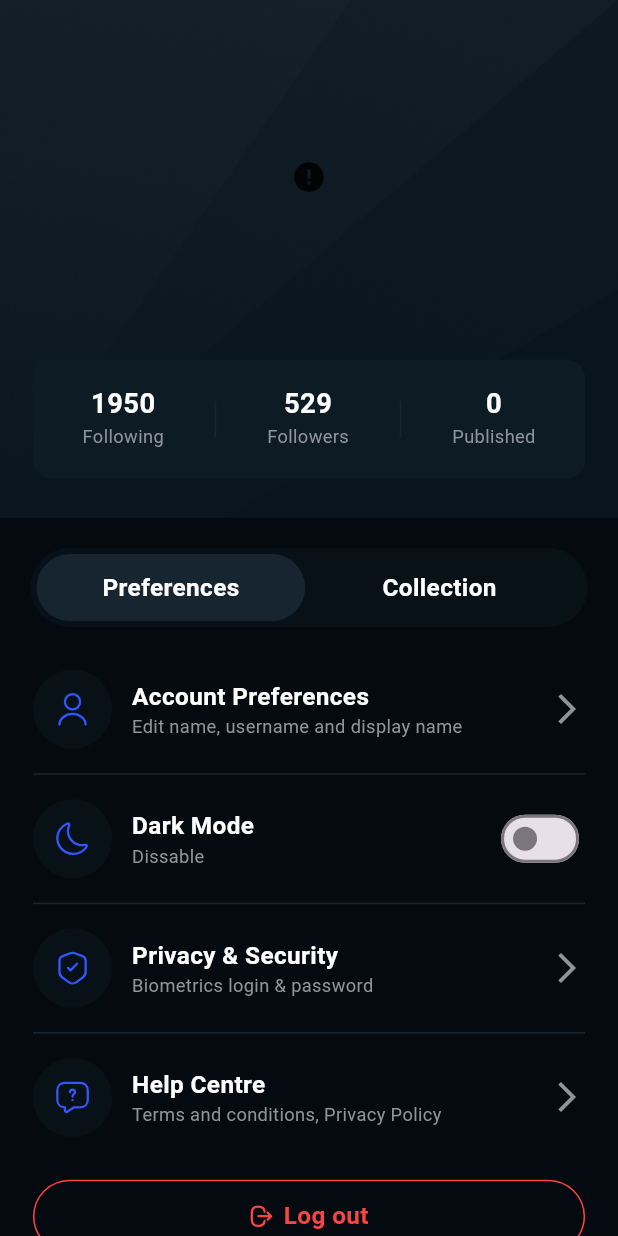
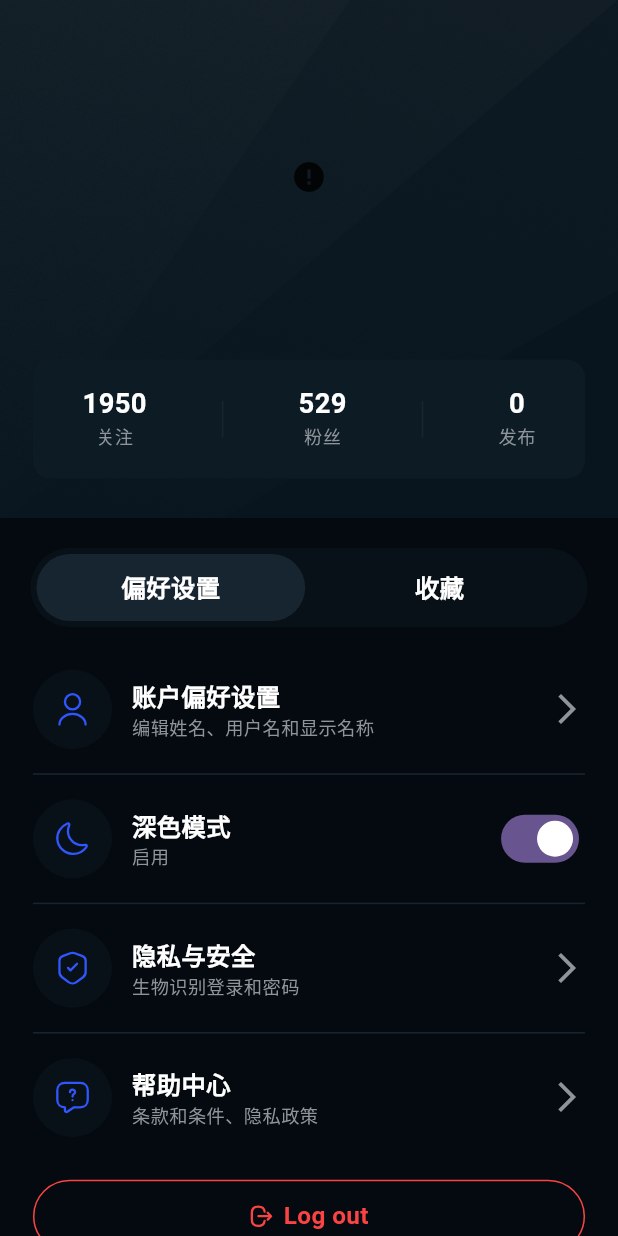
Before and after one commit to virtheart/flutter-news-app, a Flutter app: the ProfileView screen opened by its route, on a phone screen of 412 x 824 dp. Run offline on Flutter 3.47's test engine with Material 3 defaults, Android fonts, the phone set to English and light mode, and no system bars; drawn by our look-alikes of cached_network_image; our stand-ins replace dio, flutter_html, flutter_screenutil, flutter_svg, flutter_swiper_null_safety, get and 2 more; missing offline and left inert: tdesign_flutter; accounts and stored records are empty; network calls fail.

Commit message:
feat(发布模块): 新增发布模块并集成到根视图
新增发布模块，包括PublishBinding、PublishController和PublishView，并将其集成到根视图的底部导航栏中。同时，更新了部分文本为中文，并优化了根视图的导航逻辑。

```diff
--- a/lib/app/modules/home/views/home_view.dart
+++ b/lib/app/modules/home/views/home_view.dart
@@ -110,7 +110,7 @@ class HomeView extends GetView<HomeController> {
                                 ),
                                 Spacer(),
                                 Text(
-                                  'Search',
+                                  '搜索内容',
                                   style: TextStyle(
                                     color: Color(0xFF888888),
                                   ),
@@ -169,7 +169,7 @@ class HomeView extends GetView<HomeController> {
                       bottom: 16.h,
                     ),
                     child: Text(
-                      'Popular Category',
+                      '热门类别',
                       style: TextStyle(
                         color: const Color(0xFFFFFFFF),
                         fontSize: 18.sp,
@@ -191,7 +191,7 @@ class HomeView extends GetView<HomeController> {
                       mainAxisAlignment: MainAxisAlignment.spaceBetween,
                       children: [
                         Text(
-                          'Recommendation',
+                          '推荐内容',
                           style: TextStyle(
                             color: const Color(0xFFFFFFFF),
                             fontSize: 18.sp,
--- a/lib/app/modules/notification/views/notification_view.dart
+++ b/lib/app/modules/notification/views/notification_view.dart
@@ -22,7 +22,7 @@ class NotificationView extends GetView<NotificationController> {
               mainAxisAlignment: MainAxisAlignment.spaceBetween,
               children: [
                 Text(
-                  'Notification',
+                  '通知中心',
                   style: TextStyle(
                     fontSize: 24.sp,
                     fontWeight: FontWeight.bold,
--- a/lib/app/modules/profile/controllers/profile_controller.dart
+++ b/lib/app/modules/profile/controllers/profile_controller.dart
@@ -5,7 +5,7 @@ class ProfileController extends GetxController {
   // 当前选中的索引
   var currentIndex = 0.obs;
   // 主题切换
-  var isDarkMode = false.obs;
+  var isDarkMode = true.obs;
 
   @override
   void onInit() {
--- a/lib/app/modules/profile/views/profile_view.dart
+++ b/lib/app/modules/profile/views/profile_view.dart
@@ -6,6 +6,7 @@ import 'package:get/get.dart';
 import 'package:news/app/controllers/global_controller.dart';
 import 'package:news/components/custom_image.dart';
 import 'package:news/components/preferences_item.dart';
+import 'package:tdesign_flutter/tdesign_flutter.dart';
 
 import '../controllers/profile_controller.dart';
 
@@ -41,7 +42,8 @@ class ProfileView extends GetView<ProfileController> {
                             ClipRRect(
                               borderRadius: BorderRadius.circular(60),
                               child: CustomImage(
-                                url: global.userInfo.value.appUser?.avatar ?? '',
+                                url:
+                                    global.userInfo.value.appUser?.avatar ?? '',
                                 width: 80.r,
                                 height: 80.r,
                                 fit: BoxFit.cover,
@@ -102,7 +104,7 @@ class ProfileView extends GetView<ProfileController> {
                                   ),
                                 ),
                                 Text(
-                                  'Following',
+                                  '关注',
                                   style: TextStyle(
                                     fontSize: 12.sp,
                                     fontWeight: FontWeight.normal,
@@ -127,7 +129,7 @@ class ProfileView extends GetView<ProfileController> {
                                   ),
                                 ),
                                 Text(
-                                  'Followers',
+                                  '粉丝',
                                   style: TextStyle(
                                     fontSize: 12.sp,
                                     fontWeight: FontWeight.normal,
@@ -152,7 +154,7 @@ class ProfileView extends GetView<ProfileController> {
                                   ),
                                 ),
                                 Text(
-                                  'Published',
+                                  '发布',
                                   style: TextStyle(
                                     fontSize: 12.sp,
                                     fontWeight: FontWeight.normal,
@@ -200,7 +202,7 @@ class ProfileView extends GetView<ProfileController> {
                               height: 44.h,
                               width: 163.w,
                               child: Text(
-                                'Preferences',
+                                '偏好设置',
                                 style: TextStyle(
                                   fontSize: 16.sp,
                                   fontWeight: FontWeight.bold,
@@ -226,7 +228,7 @@ class ProfileView extends GetView<ProfileController> {
                               height: 44.h,
                               width: 163.w,
                               child: Text(
-                                'Collection',
+                                '收藏',
                                 style: TextStyle(
                                   fontSize: 16.sp,
                                   fontWeight: FontWeight.bold,
@@ -255,8 +257,8 @@ class ProfileView extends GetView<ProfileController> {
                             height: 8.h,
                           ),
                           PreferencesItem(
-                            title: 'Account Preferences',
-                            subTitle: 'Edit name, username and display name',
+                            title: '账户偏好设置',
+                            subTitle: '编辑姓名、用户名和显示名称',
                             icon: 'assets/svgs/user.svg',
                             onTap: () {},
                           ),
@@ -264,11 +266,13 @@ class ProfileView extends GetView<ProfileController> {
                             height: 1.h,
                             width: double.infinity,
                             color: const Color(0xFF172530),
-                            margin: EdgeInsets.symmetric(vertical: 16.h,),
+                            margin: EdgeInsets.symmetric(
+                              vertical: 16.h,
+                            ),
                           ),
                           PreferencesItem(
-                            title: 'Dark Mode',
-                            subTitle: 'Dissable',
+                            title: '深色模式',
+                            subTitle: controller.isDarkMode.value ? '启用' : '禁用',
                             icon: 'assets/svgs/moon.svg',
                             trailing: Switch(
                               value: controller.isDarkMode.value,
@@ -281,11 +285,13 @@ class ProfileView extends GetView<ProfileController> {
                             height: 1.h,
                             width: double.infinity,
                             color: const Color(0xFF172530),
-                            margin: EdgeInsets.symmetric(vertical: 16.h,),
+                            margin: EdgeInsets.symmetric(
+                              vertical: 16.h,
+                            ),
                           ),
                           PreferencesItem(
-                            title: 'Privacy & Security',
-                            subTitle: 'Biometrics login & password',
+                            title: '隐私与安全',
+                            subTitle: '生物识别登录和密码',
                             icon: 'assets/svgs/shield-tick.svg',
                             onTap: () {},
                           ),
@@ -293,11 +299,13 @@ class ProfileView extends GetView<ProfileController> {
                             height: 1.h,
                             width: double.infinity,
                             color: const Color(0xFF172530),
-                            margin: EdgeInsets.symmetric(vertical: 16.h,),
+                            margin: EdgeInsets.symmetric(
+                              vertical: 16.h,
+                            ),
                           ),
                           PreferencesItem(
-                            title: 'Help Centre',
-                            subTitle: 'Terms and conditions, Privacy Policy',
+                            title: '帮助中心',
+                            subTitle: '条款和条件、隐私政策',
                             icon: 'assets/svgs/message-question.svg',
                             onTap: () {},
                           ),
@@ -342,7 +350,11 @@ class ProfileView extends GetView<ProfileController> {
                         ],
                       ),
                     )
-                  : Container(),
+                  : const TDEmpty(
+                      type: TDEmptyType.plain,
+                      emptyText: '暂无收藏',
+                      emptyTextColor: Color(0xFF8E9499),
+                    ),
             ),
             SizedBox(
               height: 84.h,
--- a/lib/app/routes/app_pages.dart
+++ b/lib/app/routes/app_pages.dart
@@ -12,6 +12,8 @@ import '../modules/notification/bindings/notification_binding.dart';
 import '../modules/notification/views/notification_view.dart';
 import '../modules/profile/bindings/profile_binding.dart';
 import '../modules/profile/views/profile_view.dart';
+import '../modules/publish/bindings/publish_binding.dart';
+import '../modules/publish/views/publish_view.dart';
 import '../modules/register/bindings/register_binding.dart';
 import '../modules/register/views/register_view.dart';
 import '../modules/root/bindings/root_binding.dart';
@@ -72,5 +74,10 @@ class AppPages {
       page: () => const DetailView(),
       binding: DetailBinding(),
     ),
+    GetPage(
+      name: _Paths.PUBLISH,
+      page: () => const PublishView(),
+      binding: PublishBinding(),
+    ),
   ];
 }
--- a/lib/app/routes/app_routes.dart
+++ b/lib/app/routes/app_routes.dart
@@ -12,6 +12,7 @@ abstract class Routes {
   static const BOOKMARK = _Paths.BOOKMARK;
   static const PROFILE = _Paths.PROFILE;
   static const DETAIL = _Paths.DETAIL;
+  static const PUBLISH = _Paths.PUBLISH;
 }
 
 abstract class _Paths {
@@ -25,4 +26,5 @@ abstract class _Paths {
   static const BOOKMARK = '/bookmark';
   static const PROFILE = '/profile';
   static const DETAIL = '/detail';
+  static const PUBLISH = '/publish';
 }
```
Also changed, not shown: lib/app/modules/publish/bindings/publish_binding.dart (added, +12 -0 lines), lib/app/modules/publish/controllers/publish_controller.dart (added, +23 -0 lines), lib/app/modules/publish/views/publish_view.dart (added, +24 -0 lines), lib/app/modules/root/controllers/root_controller.dart (+19 -1 lines), lib/app/modules/root/views/root_view.dart (+27 -1 lines).
